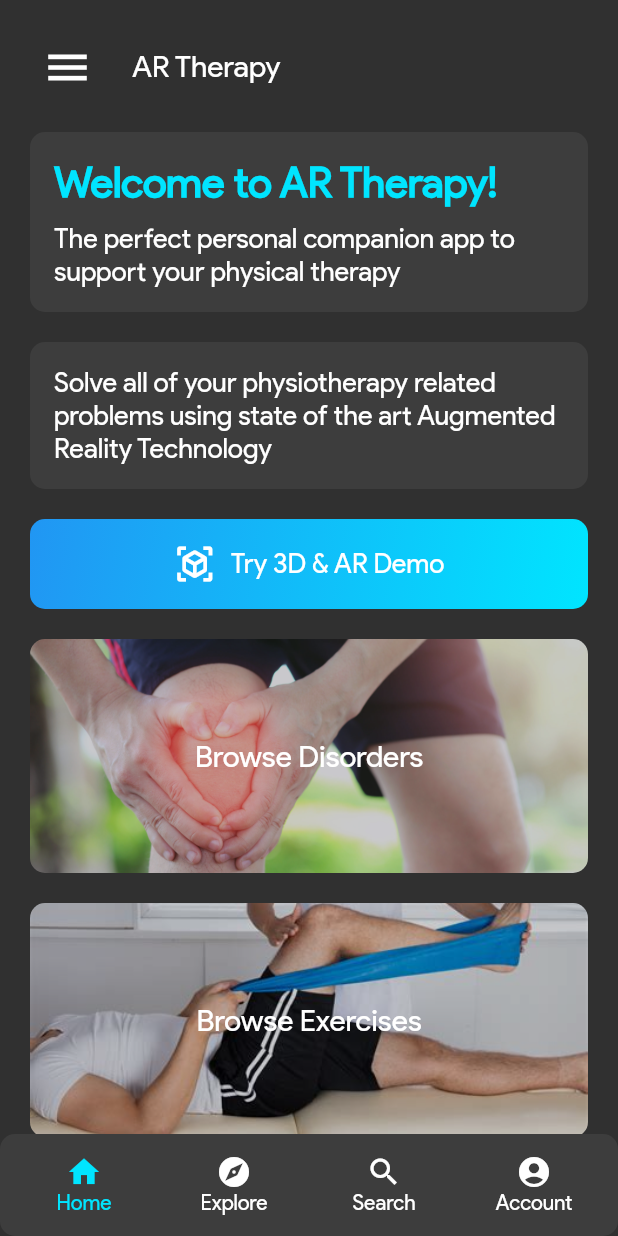
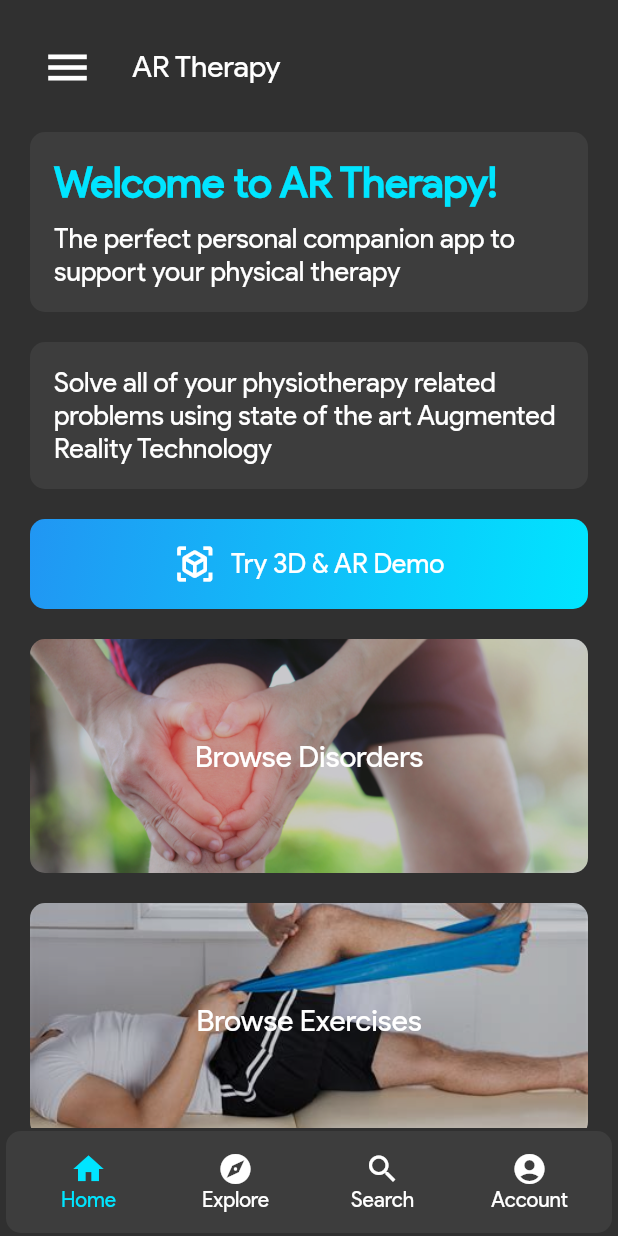
Before and after one commit to Harshit-Sonawala/ar_therapy, a Flutter app: the screen it shows after launch, on a phone screen of 412 x 824 dp. Run offline on Flutter 3.47's test engine with Material 2 defaults, Android fonts, the phone set to English and light mode, and no system bars; our stand-ins replace firebase_auth, firebase_core; missing offline and left inert: model_viewer_plus; accounts and stored records are empty.

Commit message:
added margin support for CustomCard

```diff
--- a/lib/widgets/custom_card.dart
+++ b/lib/widgets/custom_card.dart
@@ -1,6 +1,7 @@
 import 'package:flutter/material.dart';
 
 class CustomCard extends StatefulWidget {
+  final EdgeInsets? margin;
   final EdgeInsets? padding;
   final Widget? child;
   final String backgroundImage;
@@ -8,6 +9,7 @@ class CustomCard extends StatefulWidget {
 
   const CustomCard({
     this.padding = const EdgeInsets.all(16),
+    this.margin,
     this.child,
     this.backgroundImage = '',
     this.color = const Color(0xff3d3d3d),
@@ -22,6 +24,7 @@ class _CustomCardState extends State<CustomCard> {
   @override
   Widget build(BuildContext context) {
     return Container(
+      margin: widget.margin,
       padding: widget.padding,
       decoration: widget.backgroundImage != ''
           ? BoxDecoration(
```
